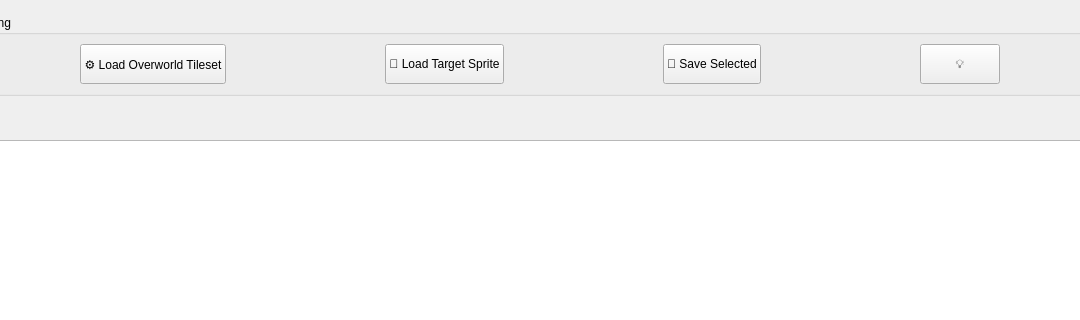
First picture: the form in gui/porypalette.ui, repository Loxed/porypal, before the edit; both pictures show x 100 to 1180 and y 0 to 320 of the 1280 by 720 pixel window.
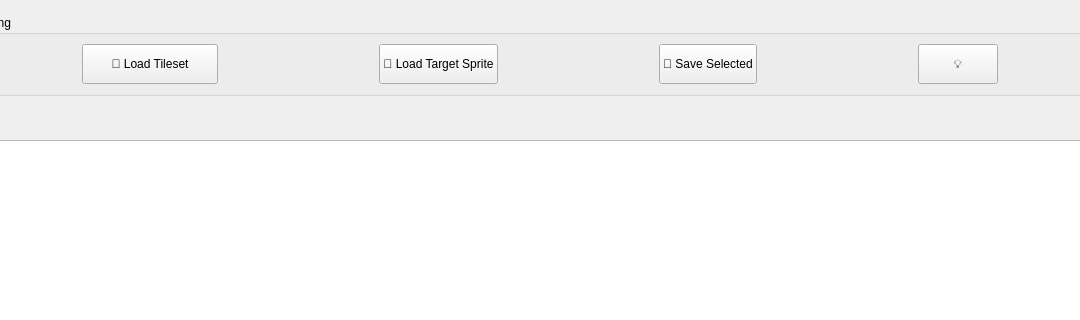
Second picture: the form after the edit.

```diff
--- a/gui/porypalette.ui
+++ b/gui/porypalette.ui
@@ -58,7 +58,7 @@
 											</size>
 										</property>
 										<property name="text">
-											<string>⚙️ Load Overworld Tileset</string>
+											<string>🧩 Load Tileset</string>
 										</property>
 									</widget>
 								</item>
```
